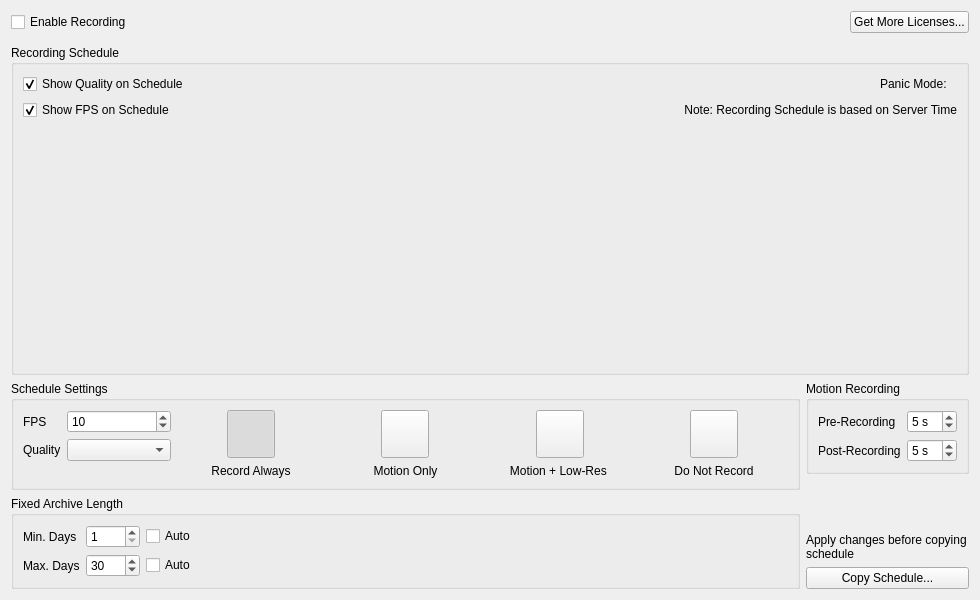
Qt form client/src/ui/widgets/properties/camera_schedule_widget.ui (networkoptix/nx_open) before a commit.
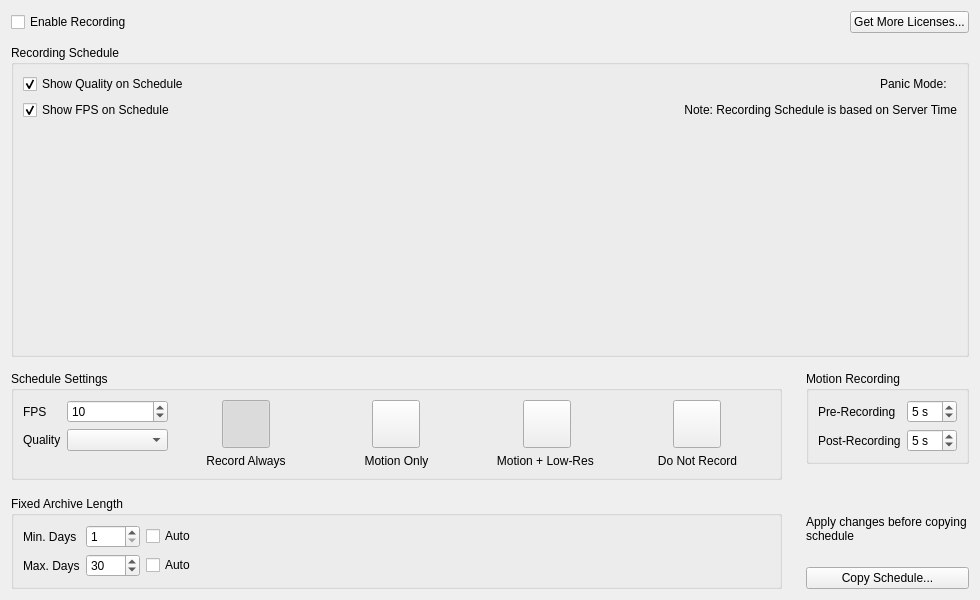
The same form after that commit. Custom widgets are drawn as their Qt base class.

Commit message:
Margins adjustments for camera settings dialogs & property pages
<==== Mercurial data ====>
Branch: dev_3.0.0_gui

```diff
--- a/client/src/ui/widgets/properties/camera_schedule_widget.ui
+++ b/client/src/ui/widgets/properties/camera_schedule_widget.ui
@@ -127,8 +127,17 @@
    </item>
    <item>
     <layout class="QHBoxLayout" name="horizontalLayout" stretch="1,0">
+     <property name="spacing">
+      <number>24</number>
+     </property>
+     <property name="topMargin">
+      <number>8</number>
+     </property>
      <item>
       <layout class="QVBoxLayout" name="verticalLayout_8">
+       <property name="spacing">
+        <number>16</number>
+       </property>
        <item>
         <widget class="QGroupBox" name="settingsGroupBox">
          <property name="title">
```
The commit also changes 5 other files.
